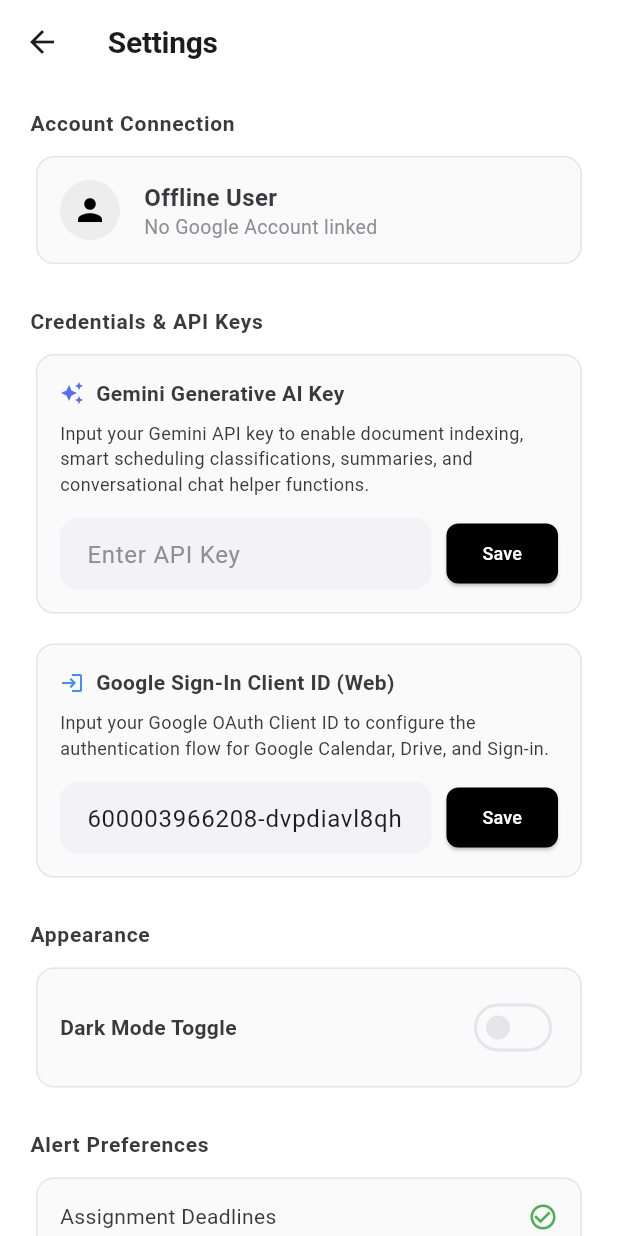
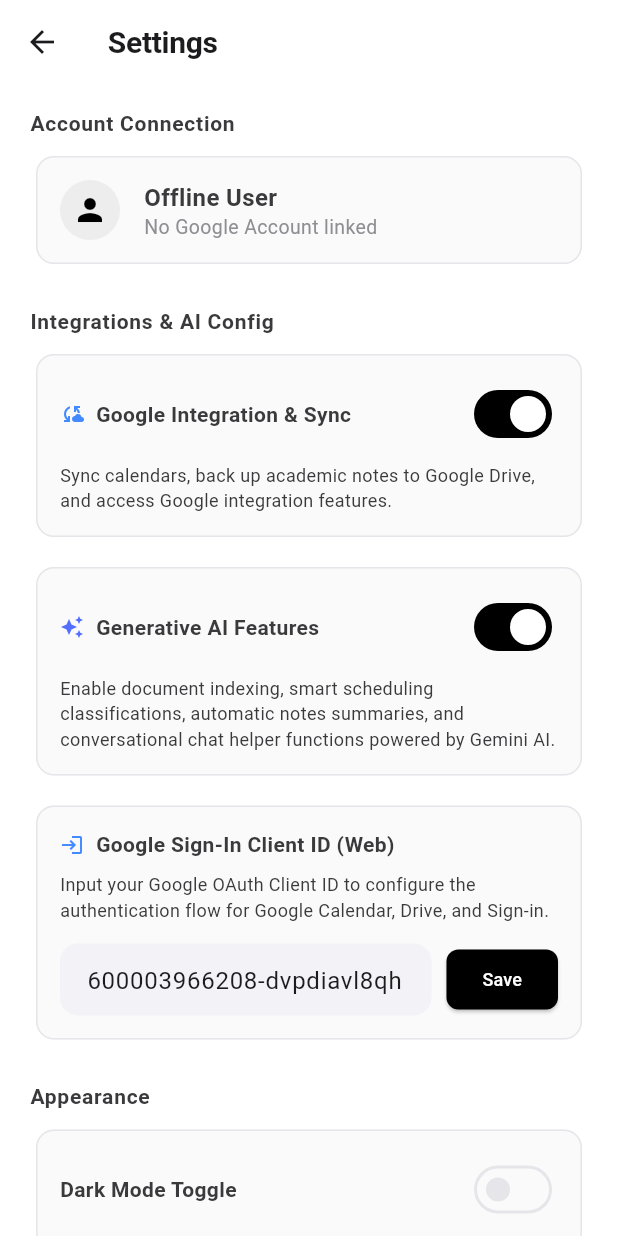
Before and after one commit to WTYeshh/Atlas, a Flutter app: the SettingsScreen screen opened directly, on a phone screen of 412 x 824 dp. Run offline on Flutter 3.47's test engine with Material 3 defaults, Android fonts, the phone set to English and light mode, and no system bars; our stand-ins replace flutter_local_notifications, flutter_riverpod, flutter_secure_storage, google_fonts, google_generative_ai, google_sign_in and 2 more; missing offline and left inert: extension_google_sign_in_as_googleapis_auth, google_mlkit_text_recognition, googleapis, receive_sharing_intent; accounts and stored records are empty; statements that could not run were skipped.

Commit message:
Implement local offline mode and generative AI settings toggle

```diff
--- /dev/null
+++ b/lib/core/config.dart
@@ -0,0 +1,5 @@
+class AppConfig {
+  /// Hardcoded Gemini API Key.
+  /// Set your Gemini API key here securely.
+  static const String geminiApiKey = 'AQ.Ab8RN6Lx4xXgUUZ47imwuL7369KVHUkv5oB9C6Tgak4y0Yy2Sw';
+}
--- a/lib/repositories/drive_repository.dart
+++ b/lib/repositories/drive_repository.dart
@@ -4,11 +4,13 @@
 import 'package:path/path.dart' as p;
 import 'database_repository.dart';
 import 'auth_repository.dart';
+import 'settings_repository.dart';
 import '../models/note_model.dart';
 
 class DriveRepository {
   final DatabaseRepository _dbRepo;
   final AuthRepository _authRepo;
+  final SettingsRepository _settingsRepo = SettingsRepository();
 
   DriveRepository(this._dbRepo, this._authRepo);
 
@@ -56,6 +58,11 @@
 
   // Upload file to organized directories in Google Drive: Atlas -> [Subject/Category] -> File
   Future<String?> uploadNoteFile(NoteModel note) async {
+    final syncEnabled = await _settingsRepo.getExternalSyncEnabled();
+    if (!syncEnabled) {
+      print('DriveRepository: External sync is disabled. Skipping Google Drive upload.');
+      return null;
+    }
     if (kIsWeb) {
       print('DriveRepository: File upload not supported on Web preview.');
       return null;
@@ -131,6 +138,11 @@
 
   // Upload text note content as Google Doc or Text file
   Future<String?> uploadTextNote(NoteModel note) async {
+    final syncEnabled = await _settingsRepo.getExternalSyncEnabled();
+    if (!syncEnabled) {
+      print('DriveRepository: External sync is disabled. Skipping Google Drive upload.');
+      return null;
+    }
     if (kIsWeb) {
       print('DriveRepository: Text note upload not supported on Web preview.');
       return null;
--- a/lib/screens/settings_screen.dart
+++ b/lib/screens/settings_screen.dart
@@ -5,6 +5,7 @@
 import '../repositories/settings_repository.dart';
 import '../repositories/auth_repository.dart';
 import '../services/update_service.dart';
+import '../services/sync_service.dart';
 import 'package:url_launcher/url_launcher.dart';
 
 class SettingsScreen extends ConsumerStatefulWidget {
@@ -16,36 +17,80 @@
 
 class _SettingsScreenState extends ConsumerState<SettingsScreen> {
   final SettingsRepository _settingsRepo = SettingsRepository();
-  final TextEditingController _apiKeyController = TextEditingController();
   final TextEditingController _googleClientIdController = TextEditingController();
   final TextEditingController _updateUrlController = TextEditingController();
-  bool _loadingKey = true;
+
+  bool _externalSyncEnabled = true;
+  bool _generativeAiEnabled = true;
+  bool _loadingSettings = true;
   bool _loadingGoogleClientId = true;
   bool _checkingUpdates = false;
 
   @override
   void initState() {
     super.initState();
-    _loadApiKey();
-    _loadGoogleClientId();
-    _loadUpdateUrl();
+    _loadSettings();
   }
 
-  Future<void> _loadApiKey() async {
-    final key = await _settingsRepo.getGeminiApiKey();
-    if (key != null) {
-      _apiKeyController.text = key;
+  Future<void> _loadSettings() async {
+    final syncEnabled = await _settingsRepo.getExternalSyncEnabled();
+    final aiEnabled = await _settingsRepo.getGenerativeAiEnabled();
+
+    final clientId = await _settingsRepo.getGoogleClientId();
+    if (clientId != null && clientId.trim().isNotEmpty) {
+      _googleClientIdController.text = clientId;
+    } else {
+      _googleClientIdController.text = AuthRepository.defaultWebClientId;
     }
+
+    await _loadUpdateUrl();
+
     setState(() {
-      _loadingKey = false;
+      _externalSyncEnabled = syncEnabled;
+      _generativeAiEnabled = aiEnabled;
+      _loadingSettings = false;
+      _loadingGoogleClientId = false;
     });
   }
 
-  Future<void> _saveApiKey() async {
-    final key = _apiKeyController.text.trim();
-    await _settingsRepo.saveGeminiApiKey(key);
+  Future<void> _toggleExternalSync(bool value) async {
+    await _settingsRepo.saveExternalSyncEnabled(value);
+    setState(() {
+      _externalSyncEnabled = value;
+    });
+
+    if (value) {
+      // Trigger sign-in if they don't have a linked Google account
+      final authState = ref.read(authProvider);
+      if (authState.userEmail == null || authState.userEmail == 'No Google Account linked') {
+        final success = await ref.read(authProvider.notifier).signInAfterToggle();
+        if (!success) {
+          // If sign-in is cancelled/fails, revert the toggle
+          await _settingsRepo.saveExternalSyncEnabled(false);
+          setState(() {
+            _externalSyncEnabled = false;
+          });
+          return;
+        }
+      }
+
+      // Auto-trigger sync
+      final syncService = ref.read(syncServiceProvider);
+      await syncService.syncAll();
+    } else {
       ScaffoldMessenger.of(context).showSnackBar(
-      const SnackBar(content: Text('Gemini API Key saved successfully.')),
+        const SnackBar(content: Text('Google sync disabled. Operating in local mode.')),
+      );
+    }
+  }
+
+  Future<void> _toggleGenerativeAi(bool value) async {
+    await _settingsRepo.saveGenerativeAiEnabled(value);
+    setState(() {
+      _generativeAiEnabled = value;
+    });
+    ScaffoldMessenger.of(context).showSnackBar(
+      SnackBar(content: Text('Generative AI features ${value ? 'enabled' : 'disabled'}.')),
     );
   }
 
@@ -85,7 +130,9 @@
       appBar: AppBar(
         title: const Text('Settings'),
       ),
-      body: SingleChildScrollView(
+      body: _loadingSettings
+          ? const Center(child: CircularProgressIndicator())
+          : SingleChildScrollView(
               padding: const EdgeInsets.symmetric(horizontal: 20.0, vertical: 16.0),
               child: Column(
                 crossAxisAlignment: CrossAxisAlignment.start,
@@ -96,9 +143,11 @@
                   _buildAccountCard(context, authState),
                   const SizedBox(height: 24),
 
-            // Integration Keys configuration
-            _buildSectionHeader('Credentials & API Keys'),
+                  // Integrations & AI Config
+                  _buildSectionHeader('Integrations & AI Config'),
                   const SizedBox(height: 8),
+                  _buildExternalSyncCard(context),
+                  const SizedBox(height: 12),
                   _buildGeminiConfigCard(context),
                   const SizedBox(height: 12),
                   _buildGoogleClientIdConfigCard(context),
@@ -143,6 +192,7 @@
   }
 
   Widget _buildAccountCard(BuildContext context, AuthState authState) {
+    final bool isOffline = !_externalSyncEnabled || authState.userEmail == 'No Google Account linked';
     return Card(
       child: Padding(
         padding: const EdgeInsets.all(16.0),
@@ -150,9 +200,11 @@
           children: [
             CircleAvatar(
               backgroundColor: Theme.of(context).primaryColor.withOpacity(0.05),
-              backgroundImage: authState.userPhotoUrl != null ? NetworkImage(authState.userPhotoUrl!) : null,
-              child: authState.userPhotoUrl == null
-                  ? Icon(Icons.person, color: Theme.of(context).primaryColor)
+              backgroundImage: (authState.userPhotoUrl != null && !isOffline)
+                  ? NetworkImage(authState.userPhotoUrl!)
+                  : null,
+              child: (authState.userPhotoUrl == null || isOffline)
+                  ? Icon(isOffline ? Icons.cloud_off : Icons.person, color: Theme.of(context).primaryColor)
                   : null,
             ),
             const SizedBox(width: 16),
@@ -161,11 +213,11 @@
                 crossAxisAlignment: CrossAxisAlignment.start,
                 children: [
                   Text(
-                    authState.userName ?? 'Offline User',
+                    isOffline ? 'Local Offline User' : (authState.userName ?? 'Offline User'),
                     style: const TextStyle(fontWeight: FontWeight.bold, fontSize: 16),
                   ),
                   Text(
-                    authState.userEmail ?? 'No Google Account linked',
+                    isOffline ? 'Google Sync is disabled' : (authState.userEmail ?? 'No Google Account linked'),
                     style: TextStyle(color: Theme.of(context).colorScheme.secondary, fontSize: 13),
                   ),
                 ],
@@ -185,6 +237,40 @@
     );
   }
 
+  Widget _buildExternalSyncCard(BuildContext context) {
+    return Card(
+      child: Padding(
+        padding: const EdgeInsets.all(16.0),
+        child: Column(
+          crossAxisAlignment: CrossAxisAlignment.start,
+          children: [
+            Row(
+              mainAxisAlignment: MainAxisAlignment.spaceBetween,
+              children: [
+                const Row(
+                  children: [
+                    Icon(Icons.cloud_sync, size: 16, color: Colors.blueAccent),
+                    SizedBox(width: 8),
+                    Text('Google Integration & Sync', style: TextStyle(fontWeight: FontWeight.bold)),
+                  ],
+                ),
+                Switch(
+                  value: _externalSyncEnabled,
+                  onChanged: _toggleExternalSync,
+                ),
+              ],
+            ),
+            const SizedBox(height: 8),
+            const Text(
+              'Sync calendars, back up academic notes to Google Drive, and access Google integration features.',
+              style: TextStyle(fontSize: 12, height: 1.4),
+            ),
+          ],
+        ),
+      ),
+    );
+  }
+
   Widget _buildGeminiConfigCard(BuildContext context) {
     return Card(
       child: Padding(
@@ -192,44 +278,26 @@
         child: Column(
           crossAxisAlignment: CrossAxisAlignment.start,
           children: [
+            Row(
+              mainAxisAlignment: MainAxisAlignment.spaceBetween,
+              children: [
                 const Row(
                   children: [
                     Icon(Icons.auto_awesome, size: 16, color: Colors.indigoAccent),
                     SizedBox(width: 8),
-                Text('Gemini Generative AI Key', style: TextStyle(fontWeight: FontWeight.bold)),
+                    Text('Generative AI Features', style: TextStyle(fontWeight: FontWeight.bold)),
+                  ],
+                ),
+                Switch(
+                  value: _generativeAiEnabled,
+                  onChanged: _toggleGenerativeAi,
+                ),
               ],
             ),
             const SizedBox(height: 8),
             const Text(
-              'Input your Gemini API key to enable document indexing, smart scheduling classifications, summaries, and conversational chat helper functions.',
+              'Enable document indexing, smart scheduling classifications, automatic notes summaries, and conversational chat helper functions powered by Gemini AI.',
               style: TextStyle(fontSize: 12, height: 1.4),
-            ),
-            const SizedBox(height: 14),
-            if (_loadingKey)
-              const Center(child: CircularProgressIndicator())
-            else
-              Row(
-                children: [
-                  Expanded(
-                    child: TextField(
-                      controller: _apiKeyController,
-                      obscureText: true,
-                      decoration: const InputDecoration(
-                        hintText: 'Enter API Key',
-                        contentPadding: EdgeInsets.symmetric(horizontal: 14, vertical: 10),
-                      ),
-                    ),
-                  ),
-                  const SizedBox(width: 10),
-                  ElevatedButton(
-                    onPressed: _saveApiKey,
-                    child: Text('Save', style: TextStyle(color: Theme.of(context).colorScheme.onPrimary)),
-                    style: ElevatedButton.styleFrom(
-                      backgroundColor: Theme.of(context).primaryColor,
-                      shape: RoundedRectangleBorder(borderRadius: BorderRadius.circular(8)),
-                    ),
-                  ),
-                ],
             ),
           ],
         ),
@@ -238,23 +306,34 @@
   }
 
   Widget _buildGoogleClientIdConfigCard(BuildContext context) {
+    final bool isSyncEnabled = _externalSyncEnabled;
     return Card(
       child: Padding(
         padding: const EdgeInsets.all(16.0),
         child: Column(
           crossAxisAlignment: CrossAxisAlignment.start,
           children: [
-            const Row(
+            Row(
               children: [
-                Icon(Icons.login, size: 16, color: Colors.blueAccent),
-                SizedBox(width: 8),
-                Text('Google Sign-In Client ID (Web)', style: TextStyle(fontWeight: FontWeight.bold)),
+                Icon(Icons.login, size: 16, color: isSyncEnabled ? Colors.blueAccent : Colors.grey),
+                const SizedBox(width: 8),
+                Text(
+                  'Google Sign-In Client ID (Web)',
+                  style: TextStyle(
+                    fontWeight: FontWeight.bold,
+                    color: isSyncEnabled ? null : Theme.of(context).disabledColor,
+                  ),
+                ),
               ],
             ),
             const SizedBox(height: 8),
-            const Text(
+            Text(
               'Input your Google OAuth Client ID to configure the authentication flow for Google Calendar, Drive, and Sign-in.',
-              style: TextStyle(fontSize: 12, height: 1.4),
+              style: TextStyle(
+                fontSize: 12,
+                height: 1.4,
+                color: isSyncEnabled ? null : Theme.of(context).disabledColor,
+              ),
             ),
             const SizedBox(height: 14),
             if (_loadingGoogleClientId)
@@ -265,24 +344,31 @@
                   Expanded(
                     child: TextField(
                       controller: _googleClientIdController,
-                      obscureText: false,
-                      decoration: const InputDecoration(
+                      enabled: isSyncEnabled,
+                      decoration: InputDecoration(
                         hintText: 'Enter Google Client ID',
-                        contentPadding: EdgeInsets.symmetric(horizontal: 14, vertical: 10),
+                        contentPadding: const EdgeInsets.symmetric(horizontal: 14, vertical: 10),
                       ),
                     ),
                   ),
                   const SizedBox(width: 10),
                   ElevatedButton(
-                    onPressed: _saveGoogleClientId,
+                    onPressed: isSyncEnabled ? _saveGoogleClientId : null,
                     style: ElevatedButton.styleFrom(
-                      backgroundColor: Theme.of(context).primaryColor,
+                      backgroundColor: isSyncEnabled ? Theme.of(context).primaryColor : Theme.of(context).disabledColor,
                       shape: RoundedRectangleBorder(borderRadius: BorderRadius.circular(8)),
                     ),
                     child: Text('Save', style: TextStyle(color: Theme.of(context).colorScheme.onPrimary)),
                   ),
                 ],
               ),
+            if (!isSyncEnabled) ...[
+              const SizedBox(height: 8),
+              const Text(
+                'Enable Google Integration & Sync above to configure this.',
+                style: TextStyle(fontSize: 11, color: Colors.orangeAccent),
+              ),
+            ],
           ],
         ),
       ),
```
Also changed, not shown: lib/providers/auth_provider.dart (+51 -1 lines), lib/repositories/settings_repository.dart (+20 -0 lines), lib/screens/auth_screen.dart (+21 -0 lines), lib/services/gemini_service.dart (+24 -8 lines), lib/services/sync_service.dart (+9 -0 lines). Lines whose indentation alone changed are shown as unchanged.
